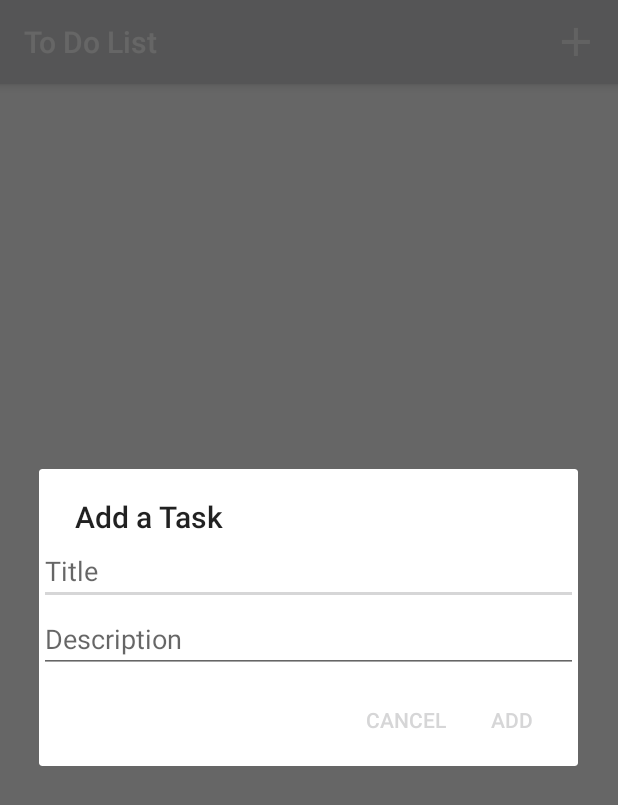
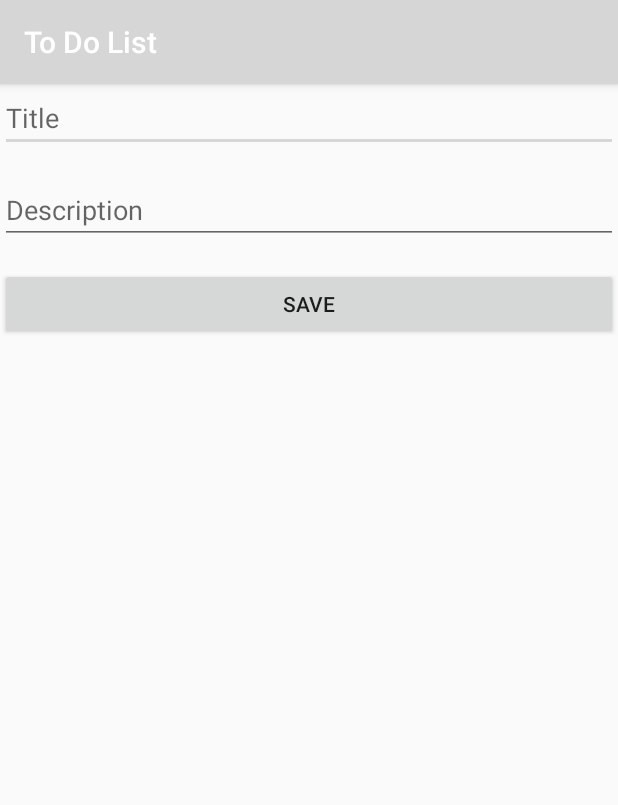
Before and after one commit to viditjain99/ToDoList, an Android app: the screen it shows after launch (MainActivity before the commit, AddTask after it), after a tap on "Add", on a phone screen of 412 x 824 dp. Shown: the top 805 px of the screen. Run offline under Robolectric (Android 15) with nearby library versions, the light colour scheme and no system bars.

Commit message:
Added Edit Task featrue

```diff
--- a/app/src/main/AndroidManifest.xml
+++ b/app/src/main/AndroidManifest.xml
@@ -16,6 +16,8 @@
                 <category android:name="android.intent.category.LAUNCHER" />
             </intent-filter>
         </activity>
+        <activity android:name=".AddTask"/>
+        <activity android:name=".EditTask"/>
     </application>
 
 </manifest>
--- /dev/null
+++ b/app/src/main/java/com/example/vidit/todolist/AddTask.java
@@ -0,0 +1,32 @@
+package com.example.vidit.todolist;
+
+import android.content.Intent;
+import android.os.Bundle;
+import android.support.v7.app.AppCompatActivity;
+import android.view.View;
+import android.widget.EditText;
+
+public class AddTask extends AppCompatActivity
+{
+    public static final int ADD_RESULT_CODE=2;
+    public static final String TITLE_KEY="title";
+    public static final String DESC_KEY="description";
+    @Override
+    public void onCreate(Bundle savedInstanceState)
+    {
+        super.onCreate(savedInstanceState);
+        setContentView(R.layout.activity_add_task);
+    }
+    public void saveTask(View view)
+    {
+        EditText titleEditText=findViewById(R.id.titleEditText);
+        EditText descEditText=findViewById(R.id.descEditText);
+        String title=titleEditText.getText().toString();
+        String desc=descEditText.getText().toString();
+        Intent data=new Intent();
+        data.putExtra(TITLE_KEY,title);
+        data.putExtra(DESC_KEY,desc);
+        setResult(ADD_RESULT_CODE,data);
+        finish();
+    }
+}
--- a/app/src/main/java/com/example/vidit/todolist/MainActivity.java
+++ b/app/src/main/java/com/example/vidit/todolist/MainActivity.java
@@ -1,8 +1,10 @@
 package com.example.vidit.todolist;
 
 import android.content.DialogInterface;
+import android.content.Intent;
 import android.content.pm.ActivityInfo;
 import android.graphics.Color;
+import android.support.annotation.Nullable;
 import android.support.v7.app.AlertDialog;
 import android.support.v7.app.AppCompatActivity;
 import android.os.Bundle;
@@ -26,6 +28,11 @@ public class MainActivity extends AppCompatActivity implements AdapterView.OnIte
 
     ArrayList<Task> tasks=new ArrayList<>();
     TaskAdapter adapter;
+    public static int ADD_TASK_REQUEST_CODE=1;
+    public static int EDIT_TASK_REQUEST_CODE=3;
+    public static final String TITLE="title";
+    public static final String DESC="desc";
+    public static final String POS="position";
     ListView listView;
     @Override
     protected void onCreate(Bundle savedInstanceState) {
@@ -33,14 +40,8 @@ public class MainActivity extends AppCompatActivity implements AdapterView.OnIte
         setContentView(R.layout.activity_main);
         listView=findViewById(R.id.taskList);
         setRequestedOrientation(ActivityInfo.SCREEN_ORIENTATION_PORTRAIT);
-        /*for(int i=0;i<20;i++)
-        {
-            Task task=new Task("Task "+i,"Description "+i);
-            tasks.add(task);
-        }
+        adapter=new TaskAdapter(this,tasks);
         listView.setAdapter(adapter);
-        View view=new View(this);*/
-        adapter=new TaskAdapter(this,tasks);
         listView.setOnItemLongClickListener(this);
         listView.setOnItemClickListener(this);
     }
@@ -54,44 +55,53 @@ public class MainActivity extends AppCompatActivity implements AdapterView.OnIte
     public boolean onOptionsItemSelected(MenuItem item)
     {
         int id=item.getItemId();
-        //Toast.makeText(this,String.valueOf(id),Toast.LENGTH_LONG).show();
         if(id==R.id.addtask)
         {
-            AlertDialog.Builder builder=new AlertDialog.Builder(this);
-            builder.setTitle("Add a Task");
-            final EditText titleEditText,descEditText;
-            titleEditText=new EditText(this);
-            LinearLayout layout=new LinearLayout(this);
-            layout.setOrientation(LinearLayout.VERTICAL);
-            LinearLayout.LayoutParams params1=new LinearLayout.LayoutParams(LinearLayout.LayoutParams.MATCH_PARENT,LinearLayout.LayoutParams.MATCH_PARENT);
-            titleEditText.setLayoutParams(params1);
-            titleEditText.setHint("Title");
-            layout.addView(titleEditText);
-            descEditText=new EditText(this);
-            LinearLayout.LayoutParams params2=new LinearLayout.LayoutParams(LinearLayout.LayoutParams.MATCH_PARENT,LinearLayout.LayoutParams.MATCH_PARENT);
-            descEditText.setLayoutParams(params2);
-            descEditText.setHint("Description");
-            layout.addView(descEditText);
-            builder.setView(layout);
-            builder.setPositiveButton("Add", new DialogInterface.OnClickListener() {
-                @Override
-                public void onClick(DialogInterface dialogInterface, int i) {
-                    String task=titleEditText.getText().toString();
-                    String desc=descEditText.getText().toString();
-                    Task t=new Task(task,desc);
-                    tasks.add(t);
-                    //adapter=new TaskAdapter(this,tasks);
-                    listView.setAdapter(adapter);
-                }
-            });
-            builder.setNegativeButton("Cancel", new DialogInterface.OnClickListener() {
-                @Override
-                public void onClick(DialogInterface dialogInterface, int i) {
-                    ;
-                }
-            });
-            AlertDialog dialog=builder.create();
-            dialog.show();
+//            AlertDialog.Builder builder=new AlertDialog.Builder(this);
+//            builder.setTitle("Add a Task");
+//            final EditText titleEditText,descEditText;
+//            titleEditText=new EditText(this);
+//            LinearLayout layout=new LinearLayout(this);
+//            layout.setOrientation(LinearLayout.VERTICAL);
+//            LinearLayout.LayoutParams params1=new LinearLayout.LayoutParams(LinearLayout.LayoutParams.MATCH_PARENT,LinearLayout.LayoutParams.MATCH_PARENT);
+//            params1.setMarginStart(50);
+//            params1.setMarginEnd(25);
+//            titleEditText.setLayoutParams(params1);
+//            titleEditText.setHint("Title");
+//            layout.addView(titleEditText);
+//            descEditText=new EditText(this);
+//            LinearLayout.LayoutParams params2=new LinearLayout.LayoutParams(LinearLayout.LayoutParams.MATCH_PARENT,LinearLayout.LayoutParams.MATCH_PARENT);
+//            params2.setMarginStart(50);
+//            params2.setMarginEnd(25);
+//            descEditText.setLayoutParams(params2);
+//            descEditText.setHint("Description");
+//            layout.addView(descEditText);
+//            builder.setView(layout);
+//            builder.setPositiveButton("Add", new DialogInterface.OnClickListener() {
+//                @Override
+//                public void onClick(DialogInterface dialogInterface, int i) {
+//                    String task=titleEditText.getText().toString();
+//                    String desc=descEditText.getText().toString();
+//                    if((task.length()==0 && desc.length()==0) || (task.length()==0 && desc.length()!=0))
+//                    {
+//                        Toast.makeText(MainActivity.this,"Cannot Add Task",Toast.LENGTH_SHORT).show();
+//                        return;
+//                    }
+//                    Task t=new Task(task,desc);
+//                    tasks.add(t);
+//                    listView.setAdapter(adapter);
+//                }
+//            });
+//            builder.setNegativeButton("Cancel", new DialogInterface.OnClickListener() {
+//                @Override
+//                public void onClick(DialogInterface dialogInterface, int i) {
+//                    ;
+//                }
+//            });
+//            AlertDialog dialog=builder.create();
+//            dialog.show();
+            Intent intent=new Intent(this,AddTask.class);
+            startActivityForResult(intent,ADD_TASK_REQUEST_CODE);
         }
         return super.onOptionsItemSelected(item);
     }
@@ -123,7 +133,7 @@ public class MainActivity extends AppCompatActivity implements AdapterView.OnIte
 
     @Override
     public void onItemClick(AdapterView<?> adapterView, View view, int i, long l) {
-        TextView titleTextView,descTextView;
+        final TextView titleTextView,descTextView;
         titleTextView=new TextView(this);
         descTextView=new TextView(this);
         final int position=i;
@@ -134,13 +144,13 @@ public class MainActivity extends AppCompatActivity implements AdapterView.OnIte
         titleTextView.setLayoutParams(params1);
         LinearLayout.LayoutParams params2=new LinearLayout.LayoutParams(LinearLayout.LayoutParams.MATCH_PARENT,LinearLayout.LayoutParams.MATCH_PARENT);
         descTextView.setLayoutParams(params2);
-        titleTextView.setPadding(25,45,25,0);
+        titleTextView.setPadding(50,45,25,0);
         titleTextView.setTextSize(20);
         String t="<b>"+tasks.get(position).getTitle()+"</b>";
         titleTextView.setText(Html.fromHtml(t));
         titleTextView.setTextColor(Color.BLACK);
         descTextView.setText(tasks.get(position).getDescription());
-        descTextView.setPadding(25,30,25,0);
+        descTextView.setPadding(50,30,25,0);
         descTextView.setTextSize(15);
         descTextView.setTextColor(Color.BLACK);
         layout.addView(titleTextView);
@@ -152,7 +162,56 @@ public class MainActivity extends AppCompatActivity implements AdapterView.OnIte
                 ;
             }
         });
+        builder.setNegativeButton("Edit", new DialogInterface.OnClickListener() {
+            @Override
+            public void onClick(DialogInterface dialogInterface, int i) {
+                Intent intent=new Intent(MainActivity.this,EditTask.class);
+                intent.putExtra(TITLE,titleTextView.getText().toString());
+                intent.putExtra(DESC,descTextView.getText().toString());
+                intent.putExtra(POS,String.valueOf(position));
+                startActivityForResult(intent,EDIT_TASK_REQUEST_CODE);
+            }
+        });
         AlertDialog dialog=builder.create();
         dialog.show();
     }
+    @Override
+    public void onActivityResult(int requestCode, int resultCode, @Nullable Intent data)
+    {
+        super.onActivityResult(requestCode,resultCode,data);
+        if(requestCode==ADD_TASK_REQUEST_CODE)
+        {
+            if(resultCode==AddTask.ADD_RESULT_CODE)
+            {
+                String title=data.getStringExtra(AddTask.TITLE_KEY);
+                String desc=data.getStringExtra(AddTask.DESC_KEY);
+                if(title.length()==0)
+                {
+                    Toast.makeText(this,"Cannot Add Task",Toast.LENGTH_SHORT).show();
+                    return;
+                }
+                Task task=new Task(title,desc);
+                tasks.add(task);
+                adapter.notifyDataSetChanged();
+            }
+        }
+        if(requestCode==EDIT_TASK_REQUEST_CODE)
+        {
+            if(resultCode==EditTask.EDIT_RESULT_CODE)
+            {
+                String title=data.getStringExtra(EditTask.EDIT_TITLE);
+                String desc=data.getStringExtra(EditTask.EDIT_DESC);
+                String pos=data.getStringExtra(EditTask.POSITION);
+                if(title.length()==0)
+                {
+                    Toast.makeText(this,"Cannot Edit Task",Toast.LENGTH_SHORT).show();
+                    return;
+                }
+                Task task=tasks.get(Integer.parseInt(pos));
+                task.setTitle(title);
+                task.setDescription(desc);
+                adapter.notifyDataSetChanged();
+            }
+        }
+    }
 }
--- /dev/null
+++ b/app/src/main/res/layout/activity_add_task.xml
@@ -0,0 +1,25 @@
+<?xml version="1.0" encoding="utf-8"?>
+<LinearLayout
+    xmlns:android="http://schemas.android.com/apk/res/android"
+    android:layout_width="match_parent"
+    android:layout_height="match_parent"
+    android:orientation="vertical">
+    <EditText
+        android:layout_width="match_parent"
+        android:layout_height="wrap_content"
+        android:id="@+id/titleEditText"
+        android:hint="Title"/>
+    <EditText
+        android:layout_width="match_parent"
+        android:layout_height="wrap_content"
+        android:id="@+id/descEditText"
+        android:layout_marginTop="16dp"
+        android:hint="Description"/>
+    <Button
+        android:layout_width="match_parent"
+        android:layout_height="wrap_content"
+        android:layout_marginTop="16dp"
+        android:text="Save"
+        android:onClick="saveTask"/>
+
+</LinearLayout>
```
Also changed, not shown: app/src/main/java/com/example/vidit/todolist/EditTask.java (added, +43 -0 lines), app/src/main/java/com/example/vidit/todolist/TaskAdapter.java (+15 -9 lines), app/src/main/java/com/example/vidit/todolist/TaskViewHolder.java (added, +8 -0 lines), app/src/main/res/layout/activity_edit_task.xml (added, +22 -0 lines), app/src/main/res/layout/row_layout.xml (+2 -7 lines).
